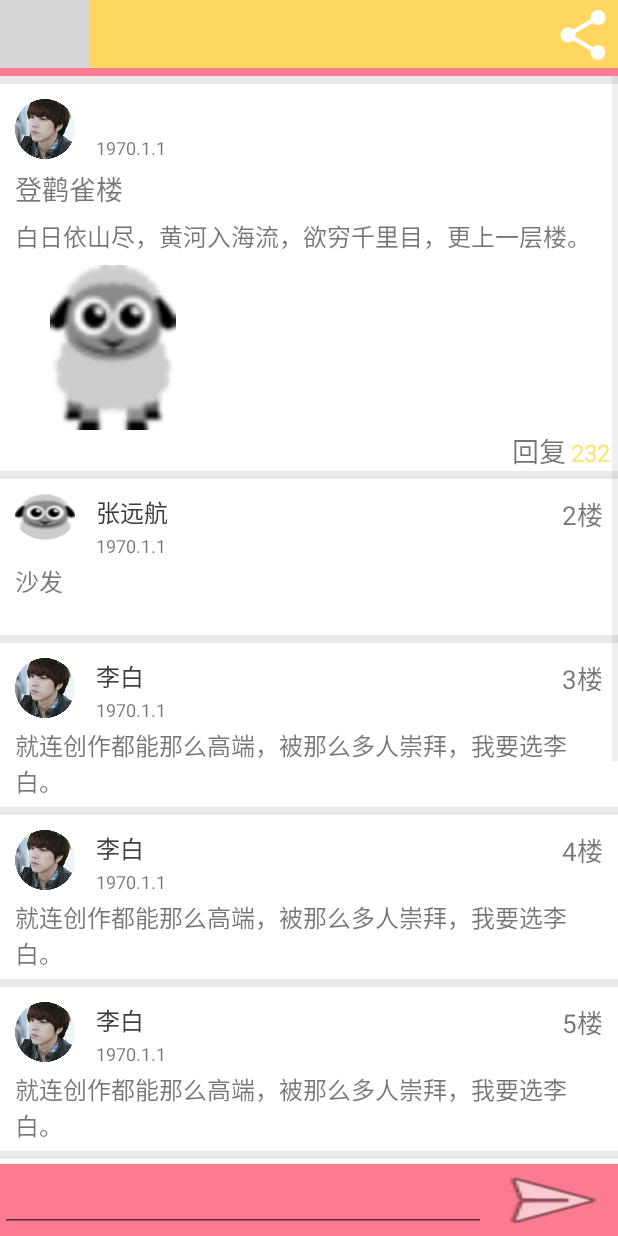
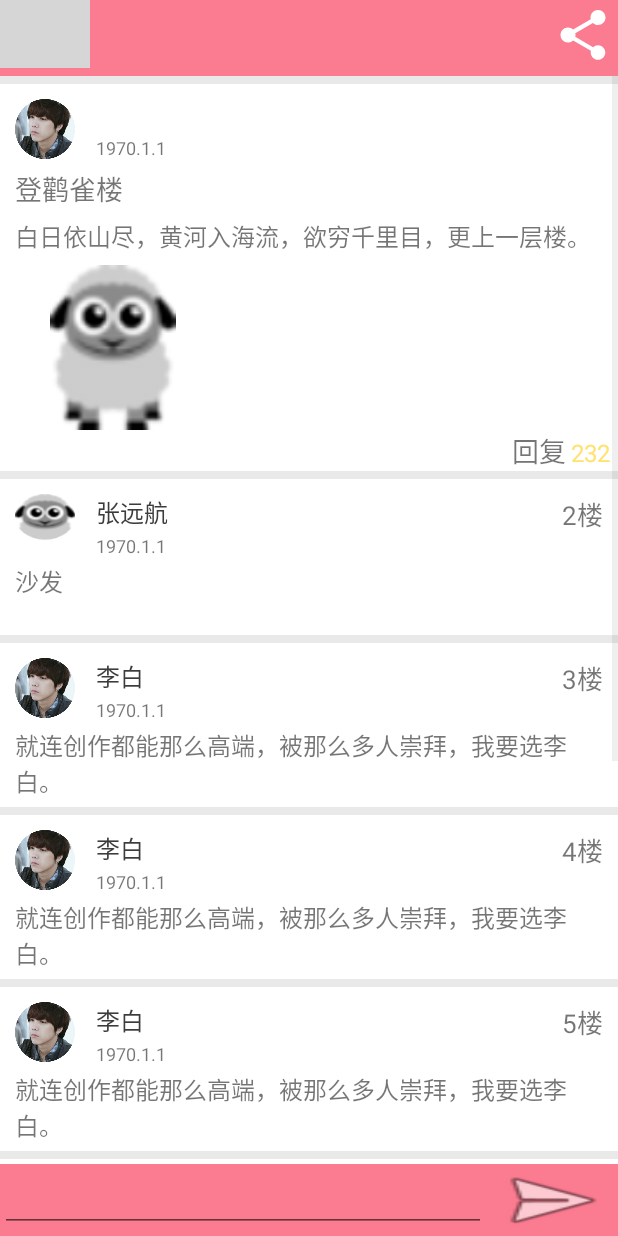
Before and after one commit to rivalnhwc/Mrzz, an Android app: the TopicActivity screen opened directly, with no data from a screen before it, on a phone screen of 412 x 824 dp. Run offline under Robolectric (Android 15) with nearby library versions, the phone set to English and light mode, and no system bars; our stand-ins replace CircleImageView; 2 statements that could not run were skipped; grey boxes are pictures that could not be loaded.

Commit message:
201504010 main

```diff
--- a/app/src/main/java/com/freud/mrzz/frags/communityFrag_socialFrag.java
+++ b/app/src/main/java/com/freud/mrzz/frags/communityFrag_socialFrag.java
@@ -173,6 +173,7 @@ public class communityFrag_socialFrag extends Fragment
         protected void onPostExecute(String result)
         {
             if (true){
+                //TODO
                 Topic topicn = new Topic(result,"....","....","16:38",R.drawable.tx_test,R.drawable.sheep_pulltorefresh,233,3);
                 topicList.add(topicn);
                 mAdapter.notifyDataSetChanged();
--- a/app/src/main/res/layout/activity_topic.xml
+++ b/app/src/main/res/layout/activity_topic.xml
@@ -7,7 +7,6 @@
     <RelativeLayout
         android:layout_width="fill_parent"
         android:layout_height="45dp"
-        android:background="@color/social_bgc"
         >
 
         <ImageButton
```
